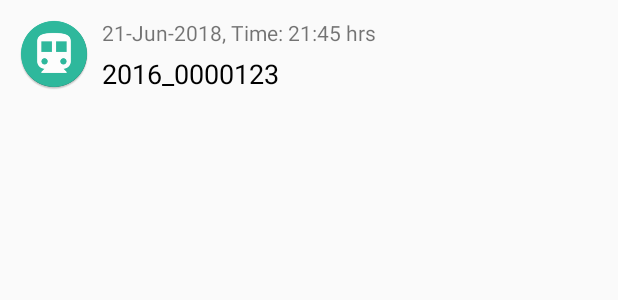
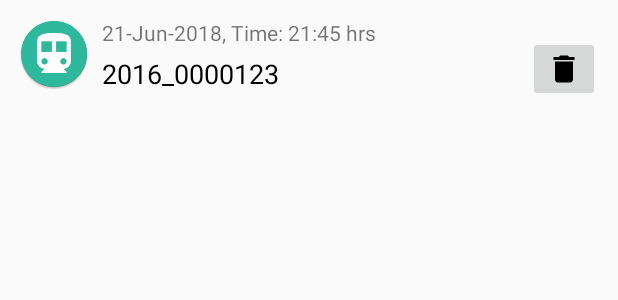
Before and after one commit to akarshsingh9/TourItinerary, an Android app: the layout ticreated_recycler_layout.xml on its own in the app's theme, with its tools: preview values and no code run, on a phone screen of 412 x 824 dp. Shown: the top 300 px of the screen. Run offline under Robolectric (Android 15) with nearby library versions, the light colour scheme and no system bars.

Commit message:
delete functionality added

```diff
--- a/app/src/main/res/drawable/ic_outline_delete_24px.xml
+++ b/app/src/main/res/drawable/ic_delete.xml
@@ -5,5 +5,5 @@
     android:viewportHeight="24">
   <path
       android:fillColor="#FF000000"
-      android:pathData="M16,9v10H8V9H16M14.5,3h-5l-1,1H5v2h14V4h-3.5L14.5,3L14.5,3zM18,7H6v12c0,1.1 0.9,2 2,2h8c1.1,0 2,-0.9 2,-2V7L18,7z"/>
+      android:pathData="M6,19c0,1.1 0.9,2 2,2h8c1.1,0 2,-0.9 2,-2V7H6v12zM19,4h-3.5l-1,-1h-5l-1,1H5v2h14V4z"/>
 </vector>
--- a/app/src/main/res/layout/ticreated_recycler_layout.xml
+++ b/app/src/main/res/layout/ticreated_recycler_layout.xml
@@ -73,6 +73,16 @@
         android:textAppearance="@style/Base.TextAppearance.AppCompat.Medium"
         android:textColor="#000000"/>
 
+    <ImageButton
+        android:layout_width="wrap_content"
+        android:layout_height="wrap_content"
+        android:src="@drawable/ic_delete"
+
+        android:layout_alignParentEnd="true"
+        android:layout_marginEnd="12dp"
+        android:layout_marginTop="12dp"
+        android:id="@+id/delete"/>
+
 
 
 </RelativeLayout>
```
Also changed, not shown: app/src/main/java/com/example/akarshsingh/touritinerary/DatabaseHelper.java (+12 -3 lines), app/src/main/java/com/example/akarshsingh/touritinerary/addTI.java (+3 -4 lines), app/src/main/java/com/example/akarshsingh/touritinerary/addTI_recyclerAdapter.java (+37 -2 lines).
